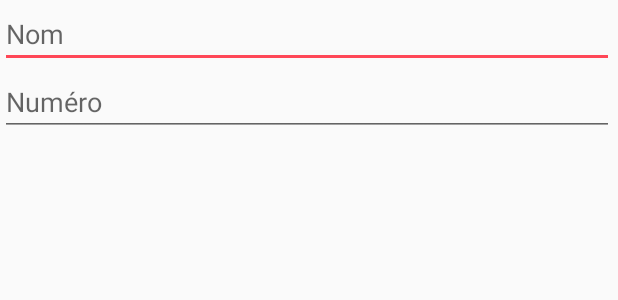
After one commit to ClementGre/Monitor-Internetless, an Android app: the layout inputs_numbers.xml on its own in the app's theme, with its tools: preview values and no code run, on a phone screen of 412 x 824 dp. The commit adds this screen. Shown: the top 300 px of the screen. Run offline under Robolectric (Android 15) with nearby library versions, the phone set to English and light mode, and no system bars.

Commit message:
Setup Numbers database + Add number by simple input
Les numéros autorisés sont maintenant enregistrés dans une base de donnée du téléphone.
Il est maintenant possible d'ajouter un numéro sans passer par les contacts, avec des champs d'entrée.

```diff
--- a/app/src/main/java/fr/themsou/monitorinternetless/ui/numbers/NumbersListAdapter.java
+++ b/app/src/main/java/fr/themsou/monitorinternetless/ui/numbers/NumbersListAdapter.java
@@ -40,6 +40,7 @@ public class NumbersListAdapter extends BaseAdapter {
     }
 
     public void removeItem(int position){
+        Number.removeNumber(context, items.get(position));
         items.remove(position);
         notifyDataSetChanged();
     }
@@ -49,11 +50,14 @@ public class NumbersListAdapter extends BaseAdapter {
             if(corresponding.getOwner().equals(number.getOwner())){
                 Toast.makeText(context, R.string.number_already_exist, Toast.LENGTH_LONG).show();
             }else{
+                Number.removeNumber(context, corresponding);
+                Number.addNumbers(context, number);
                 corresponding.setOwner(number.getOwner());
                 notifyDataSetChanged();
             }
         }else{
             items.add(number);
+            Number.addNumbers(context, number);
             notifyDataSetChanged();
         }
     }
--- /dev/null
+++ b/app/src/main/res/drawable/ic_baseline_perm_contact_calendar_24.xml
@@ -0,0 +1,5 @@
+<vector android:height="24dp"
+    android:viewportHeight="24" android:viewportWidth="24"
+    android:width="24dp" xmlns:android="http://schemas.android.com/apk/res/android">
+    <path android:fillColor="@android:color/black" android:pathData="M19,3h-1L18,1h-2v2L8,3L8,1L6,1v2L5,3c-1.11,0 -2,0.9 -2,2v14c0,1.1 0.89,2 2,2h14c1.1,0 2,-0.9 2,-2L21,5c0,-1.1 -0.9,-2 -2,-2zM12,6c1.66,0 3,1.34 3,3s-1.34,3 -3,3 -3,-1.34 -3,-3 1.34,-3 3,-3zM18,18L6,18v-1c0,-2 4,-3.1 6,-3.1s6,1.1 6,3.1v1z"/>
+</vector>
--- /dev/null
+++ b/app/src/main/res/layout/inputs_numbers.xml
@@ -0,0 +1,30 @@
+<?xml version="1.0" encoding="utf-8"?>
+<LinearLayout
+    xmlns:android="http://schemas.android.com/apk/res/android"
+    xmlns:tools="http://schemas.android.com/tools"
+    android:layout_width="409dp"
+    android:layout_height="729dp"
+    android:orientation="vertical"
+    tools:layout_editor_absoluteX="1dp"
+    tools:layout_editor_absoluteY="1dp">
+
+
+    <EditText
+        android:id="@+id/editTextTextPersonName"
+        android:layout_width="match_parent"
+        android:layout_height="wrap_content"
+        android:ems="10"
+        android:maxLength="50"
+        android:inputType="textPersonName"
+        android:hint="@string/number_input_owner"/>
+
+    <EditText
+        android:id="@+id/editTextPhone"
+        android:layout_width="match_parent"
+        android:layout_height="wrap_content"
+        android:ems="10"
+        android:maxLength="17"
+        android:inputType="phone"
+        android:hint="@string/number_input_number"/>
+
+</LinearLayout>
--- a/app/src/main/res/values/strings.xml
+++ b/app/src/main/res/values/strings.xml
@@ -5,9 +5,12 @@
     <string name="title_commands">Commands</string>
     <string name="title_settings">Settings</string>
     <string name="menu_about">About</string>
-    <string name="a"></string>
     <string name="button_more">More</string>
     <string name="numberstab_description">Sélectionnez ici tous les numéros qui ont la permission de contrôler et de récupérer des informations sur votre téléphone par SMS. Vous pouvez définir un mot de passe dans les paramètres.</string>
     <string name="numberstab_addnumber">Ajouter un numéro</string>
     <string name="number_already_exist">Ce numéro a déjà été ajouté</string>
+    <string name="addnumber_capture">Saisir le numéro</string>
+    <string name="addnumber_contact">Depuis les contacts</string>
+    <string name="number_input_owner">Nom</string>
+    <string name="number_input_number">Numéro</string>
 </resources>
```
Also changed, not shown: app/build.gradle (+13 -0 lines), app/src/main/java/fr/themsou/monitorinternetless/ui/numbers/Number.java (+53 -12 lines), app/src/main/java/fr/themsou/monitorinternetless/ui/numbers/NumberDao.java (added, +24 -0 lines), app/src/main/java/fr/themsou/monitorinternetless/ui/numbers/NumberDatabase.java (added, +9 -0 lines), app/src/main/java/fr/themsou/monitorinternetless/ui/numbers/NumbersFragment.java (+29 -11 lines), app/src/main/res/drawable/ic_baseline_text_fields_24.xml (added, +9 -0 lines), app/src/main/res/layout/fragment_numbers.xml (+31 -8 lines).
